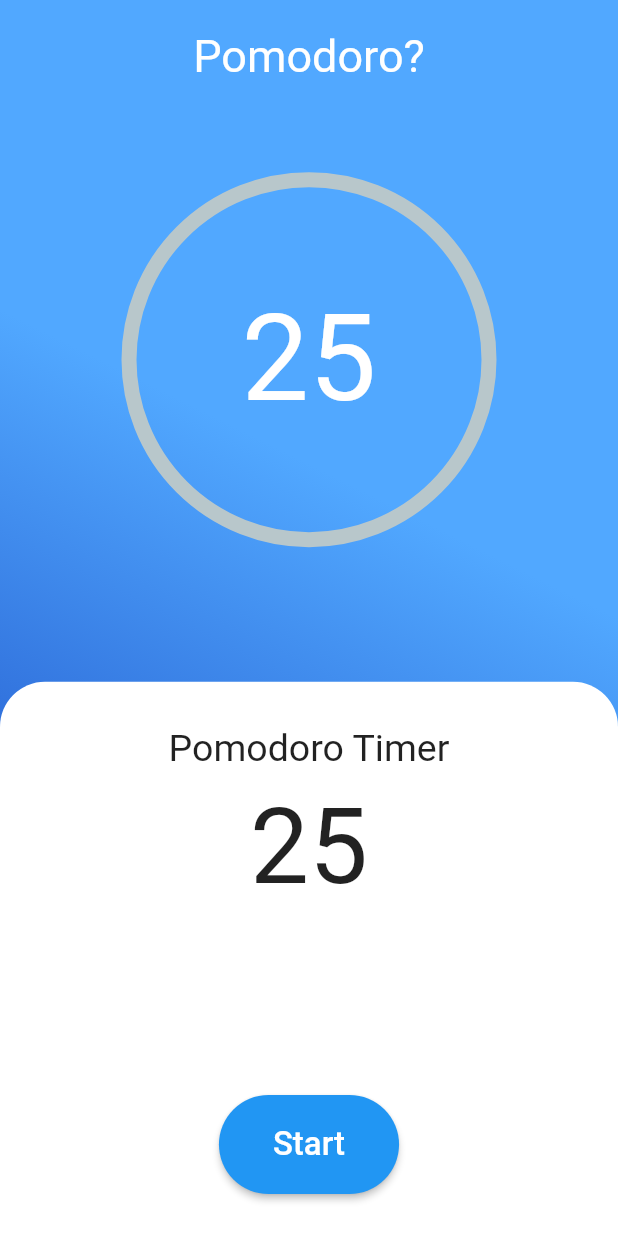
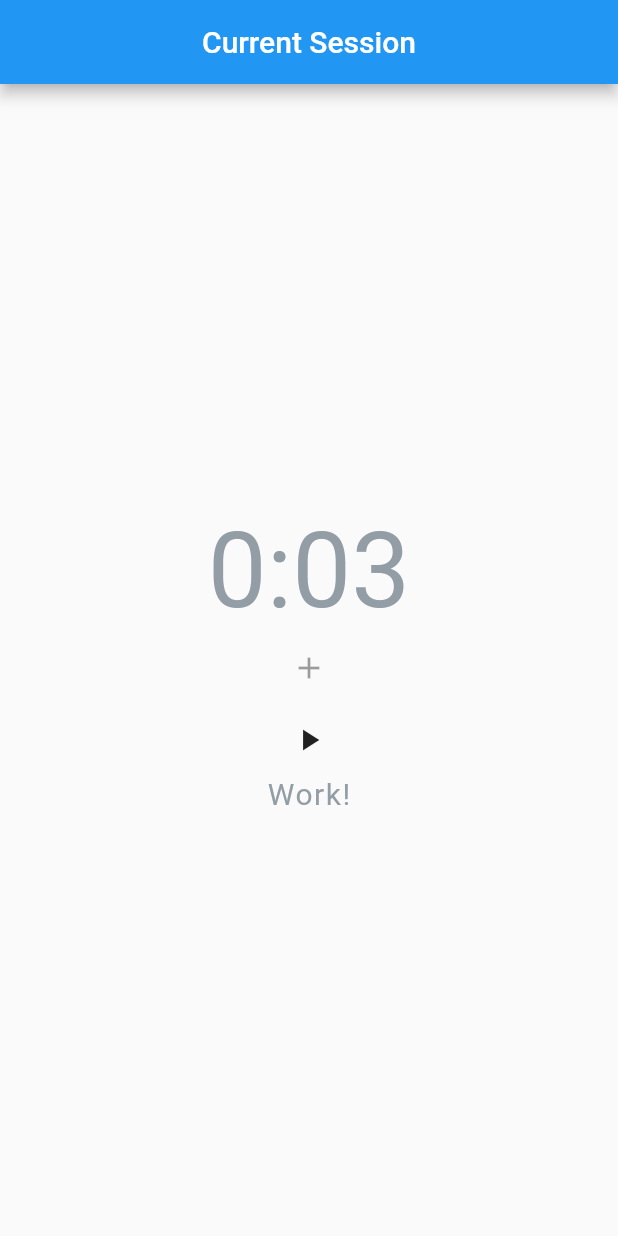
Before and after one commit to nld-8832/flutter_pomodoro, a Flutter app: the screen it shows after launch, on a phone screen of 412 x 824 dp. Run offline on Flutter 3.47's test engine with Material 2 defaults, Android fonts, the phone set to English and light mode, and no system bars; drawn by our look-alikes of percent_indicator.

Commit message:
Simplified UI

```diff
--- a/lib/main.dart
+++ b/lib/main.dart
@@ -1,156 +1,178 @@
 import 'package:flutter/material.dart';
-import 'package:percent_indicator/circular_percent_indicator.dart';
-
 import 'dart:async';
 
-void main() => runApp(MyApp());
+void main() {
+  runApp(MyApp());
+}
 
 class MyApp extends StatelessWidget {
+  // This widget is the root of your application.
   @override
   Widget build(BuildContext context) {
     return MaterialApp(
-      debugShowCheckedModeBanner: false,
+      theme: ThemeData(primarySwatch: Colors.blue),
       home: Pomodoro(),
     );
   }
 }
 
 class Pomodoro extends StatefulWidget {
+  //Pomodoro({Key key, this.title}) : super(key: key);
+
+  // This widget is the home page of your application. It is stateful, meaning
+  // that it has a State object (defined below) that contains fields that affect
+  // how it looks.
+
+  // This class is the configuration for the state. It holds the values (in this
+  // case the title) provided by the parent (in this case the App widget) and
+  // used by the build method of the State. Fields in a Widget subclass are
+  // always marked "final".
+
+  //final String title;
+
   @override
   _PomodoroState createState() => _PomodoroState();
 }
 
-class _PomodoroState extends State<Pomodoro> {
-  static int timeSession = 25;
-  int timeSessionInSec = timeSession * 60;
-  double percent = 0;
+class _PomodoroState extends State<Pomodoro> with TickerProviderStateMixin {
+  int _timeLeft = 1;
+  int _timeLeftInSec = 1 * 3;
+  bool _isRunning = false;
+  bool _isAtStart = true;
 
-  Timer timer;
+  int _breaktimeLeft = 2;
+  int _breaktimeLeftInSec = 2*1;
+  String _sessionStatus = "Work!";
+  int sessionCounter = 0;
 
-  _StartTimer() {
-    timeSession = 25;
-    int time = timeSession * 60;
-    double timePercent = time/100;
+  /*
+  void sessionCounterProcess() {
+    if (sessionCounter = 4) {
 
-    timer = Timer.periodic(Duration(seconds: 1), (timer) {
-      setState(() {
-        if (time > 0) {
-          time--;
-          if (time % 60 == 0) {
-            timeSession--;
-          }
-          if (time % timePercent == 0) { // Progress bar percent calculation
-            if (percent < 1) {
-              percent += 0.01;
-            } else {
-              percent = 1;
     }
   }
-        } else {
-          percent = 0;
-          timeSession = 25;
-          timer.cancel();
-        }
-      });
-    });
+  */
+
+  // Animation processing
+  AnimationController _controller;
+
+  @override
+  void dispose() {
+    _controller.dispose();
+    super.dispose();
   }
 
   @override
+  void initState() {
+    _controller = AnimationController(
+      vsync: this,
+      duration: Duration(seconds: _timeLeftInSec),
+    );
+
+    _controller.addStatusListener((status) {
+      if (status == AnimationStatus.completed) {
+        _controller.reset();
+        sessionCounter++;
+      }
+    });
+    super.initState();
+  }
+
+  // UI
+  @override
   Widget build(BuildContext context) {
-    return SafeArea(
-      child: Scaffold(
-        body: Container(
-          decoration: BoxDecoration(
-            gradient: LinearGradient(
-              colors: [Color(0xff1542bf), Color(0xff51a8ff)],
-              begin: FractionalOffset(0.5, 1),
-            ),
-          ),
-          width: double.infinity,
-          child: Column(
-            mainAxisAlignment: MainAxisAlignment.start,
-            crossAxisAlignment: CrossAxisAlignment.center,
-            children: <Widget>[
-              Padding(
-                padding: EdgeInsets.only(top: 20.0),
-                child: Text("Pomodoro?",
+    return Scaffold(
+      appBar: AppBar(
+        centerTitle: true,
+        title: Text(
+          "Current Session",
           style: TextStyle(
-                    color: Colors.white,
-                    fontSize: 30.0,
+            fontWeight: FontWeight.w500,
+            fontFamily: "Roboto",
           ),
         ),
       ),
-              Expanded(child: CircularPercentIndicator(
-                  percent: percent,
-                  animation: true,
-                  animateFromLastPercent: true,
-                  radius: 250.0,
-                  lineWidth: 10.0,
-                  progressColor: Colors.white,
-                  center: Text("$timeSession",
+      body: Center(
+        child: Column(
+          // Column is also a layout widget. It takes a list of children and
+          // arranges them vertically. By default, it sizes itself to fit its
+          // children horizontally, and tries to be as tall as its parent.
+          //
+          // Invoke "debug painting" (press "p" in the console, choose the
+          // "Toggle Debug Paint" action from the Flutter Inspector in Android
+          // Studio, or the "Toggle Debug Paint" command in Visual Studio Code)
+          // to see the wireframe for each widget.
+          //
+          // Column has various properties to control how it sizes itself and
+          // how it positions its children. Here we use mainAxisAlignment to
+          // center the children vertically; the main axis here is the vertical
+          // axis because Columns are vertical (the cross axis would be
+          // horizontal).
+          mainAxisAlignment: MainAxisAlignment.center,
+          children: <Widget>[
+            Countdown(
+              animation: StepTween(
+                begin: _timeLeftInSec, // THIS IS AN USER ENTERED NUMBER
+                end: 0,
+              ).animate(_controller),
+            ),
+            IconButton(
+              icon: Icon(Icons.add),
+              onPressed: _isAtStart ? null : () {
+                _controller.reset();
+                _isAtStart = true;
+                setState(() => _isRunning = false);
+              },
+            ),
+            IconButton(
+              icon: (_isRunning) ? Icon(Icons.pause) : Icon(Icons.play_arrow),
+              onPressed: () {
+                _isAtStart = false;
+                if (_isRunning) _controller.stop();
+                else _controller.forward();
+                setState(() => _isRunning = !_isRunning);
+              },
+            ),
+            Text("$_sessionStatus",
               style: TextStyle(
-                      color: Colors.white,
-                      fontSize: 80.0,
+                color: Color(0xff929da5),
+                fontSize: 20,
+                letterSpacing: 1,
               ),
             ),
-              )),
-              SizedBox(height: 30.0),
-              Expanded(child: Container(
-                width: double.infinity,
-                decoration: BoxDecoration(
-                  color: Colors.white,
-                  borderRadius: BorderRadius.only(
-                    topLeft: Radius.circular(30.0),
-                    topRight: Radius.circular(30.0),
-                  ),
-                ),
-                child: Padding(
-                  padding: EdgeInsets.only(
-                    top: 30.0,
-                    left: 30.0,
-                    right: 30.0,
-                  ),
-                  child: Column(
-                    children: <Widget>[
-                      Expanded(child: Row(
-                        children: <Widget>[
-                          Expanded(child: Column(
-                            children: <Widget>[
-                              Text("Pomodoro Timer",
-                                style: TextStyle(fontSize: 25.0)
-                              ),
-                              SizedBox(height: 10.0),
-                              Text("25",
-                                style: TextStyle(fontSize: 70.0),
-                              ),
-                            ],
-                          )),
-                        ],
-                      )),
-                      Padding(
-                        padding: EdgeInsets.symmetric(vertical: 28.0),
-                        child: RaisedButton(
-                          onPressed: _StartTimer,
-                          color: Colors.blue,
-                          shape: RoundedRectangleBorder(borderRadius: BorderRadius.circular(100.0)),
-                          child: Padding(
-                            padding: EdgeInsets.all(20.0),
-                            child: Text("Start",
-                              style: TextStyle(
-                                color: Colors.white,
-                                fontSize: 22.0,
-                              ),
-                            )
-                          ),
-                        )
-                      )
           ],
         ),
       ),
-              )),
-            ],
-          ),
-        ),
+      /*floatingActionButton: FloatingActionButton(
+        onPressed: _incrementCounter,
+        tooltip: 'Increment',
+        child: Icon(Icons.add),
+      ), // This trailing comma makes auto-formatting nicer for build methods.*/
+    );
+  }
+}
+
+// Custom class for animation
+class Countdown extends AnimatedWidget {
+  Countdown({Key key, this.animation}) : super(key: key, listenable: animation);
+  Animation<int> animation;
+
+  @override
+  build(BuildContext context) {
+    Duration duration = Duration(seconds: animation.value);
+
+    String timeLeft =
+        '${duration.inMinutes.remainder(60).toString()}:${duration.inSeconds.remainder(60).toString().padLeft(2, '0')}';
+
+    //print('animation.value  ${animation.value} ');
+
+    return Text(
+      "$timeLeft",
+      style: TextStyle(
+        fontSize: 70,
+        color: Color(0xff929da5),
+        fontFamily: "Roboto",
+        fontWeight: FontWeight.w400,
       ),
     );
   }
```
Lines whose indentation alone changed are shown as unchanged.
